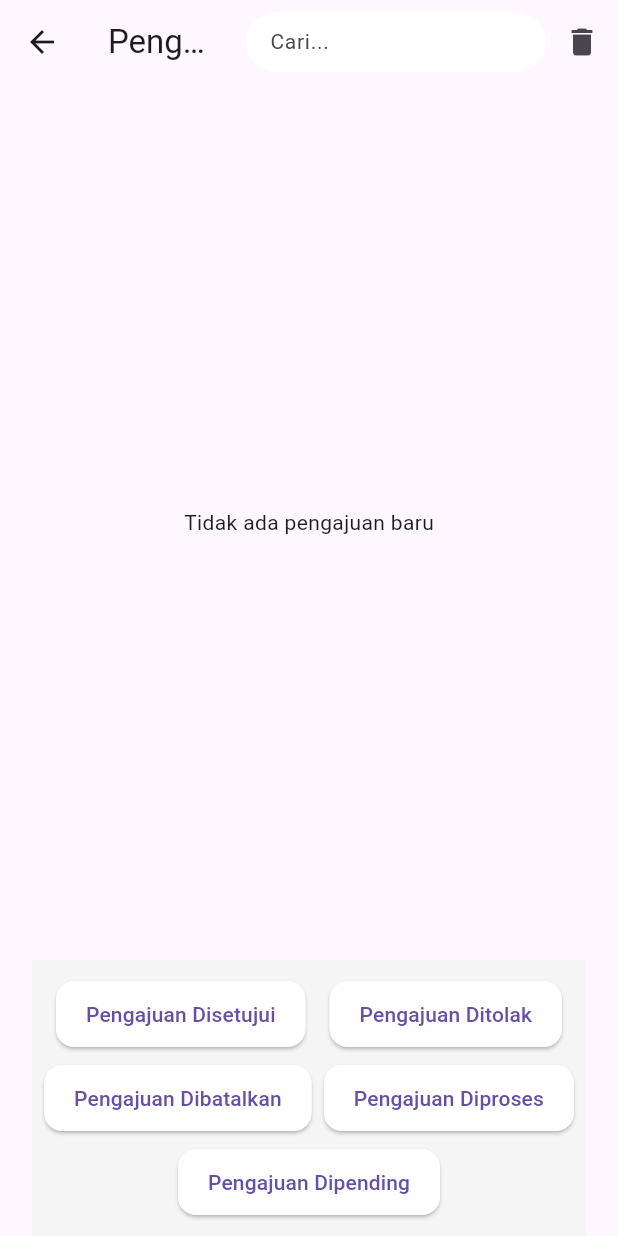
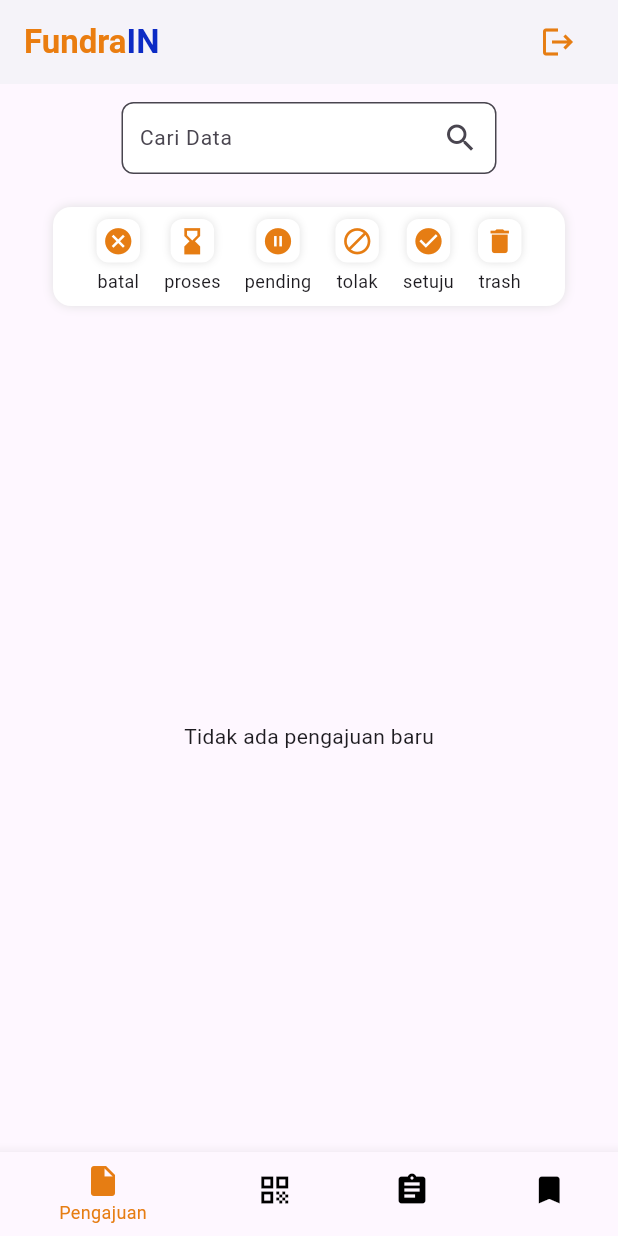
Before and after one commit to it-yudharta/capstone25-adira, a Flutter app: the screen it shows once a user with an empty profile is signed in, after a tap on "Pengajuan", on a phone screen of 412 x 824 dp. Run offline on Flutter 3.47's test engine with Material 3 defaults, Android fonts, the phone set to English and light mode, and no system bars; our stand-ins replace firebase_auth, firebase_core, firebase_database, fluttertoast, permission_handler, qr_flutter; missing offline and left inert: gal; accounts and stored records are empty.

Commit message:
update frontend screen pengajuan

```diff
--- a/lib/pengajuan_screen.dart
+++ b/lib/pengajuan_screen.dart
@@ -1,8 +1,14 @@
 import 'package:flutter/material.dart';
+import 'package:firebase_auth/firebase_auth.dart';
 import 'package:firebase_database/firebase_database.dart';
 import 'package:intl/intl.dart';
 import 'status_pengajuan_screen.dart';
 import 'trash_screen.dart';
+import 'saved_orders_screen.dart';
+import 'generate_qr_screen.dart';
+import 'pendaftaran_screen.dart';
+import 'login_screen.dart';
+import 'order_detail_screen.dart';
 
 class PengajuanScreen extends StatefulWidget {
   @override
@@ -10,6 +16,9 @@ class PengajuanScreen extends StatefulWidget {
 }
 
 class _PengajuanScreenState extends State<PengajuanScreen> {
+  final PageController _pageController = PageController();
+  int _currentPage = 0;
+
   final DatabaseReference _database = FirebaseDatabase.instance.ref().child(
     'orders',
   );
@@ -18,7 +27,7 @@ class _PengajuanScreenState extends State<PengajuanScreen> {
   List<Map<dynamic, dynamic>> _orders = [];
   List<Map<dynamic, dynamic>> _filteredOrders = [];
   String _searchQuery = '';
-  bool _isLoading = false; // ✅ Tambahkan indikator loading
+  bool _isLoading = false;
 
   final List<String> _statusList = [
     'disetujui',
@@ -35,14 +44,11 @@ class _PengajuanScreenState extends State<PengajuanScreen> {
   }
 
   void _fetchOrders() async {
-    setState(() => _isLoading = true); // ✅ Mulai loading
-
+    setState(() => _isLoading = true);
     final snapshot = await _database.get();
-
     if (snapshot.exists) {
-      final Map<dynamic, dynamic> data =
-          snapshot.value as Map<dynamic, dynamic>;
-      final List<Map<dynamic, dynamic>> loadedOrders = [];
+      final data = snapshot.value as Map<dynamic, dynamic>;
+      final loadedOrders = <Map<dynamic, dynamic>>[];
 
       data.forEach((key, value) {
         final status = value['status']?.toString().toLowerCase() ?? '';
@@ -58,13 +64,13 @@ class _PengajuanScreenState extends State<PengajuanScreen> {
       setState(() {
         _orders = loadedOrders;
         _applySearch();
-        _isLoading = false; // ✅ Selesai loading
+        _isLoading = false;
       });
     } else {
       setState(() {
         _orders = [];
         _filteredOrders = [];
-        _isLoading = false; // ✅ Selesai loading walau kosong
+        _isLoading = false;
       });
     }
   }
@@ -73,13 +79,13 @@ class _PengajuanScreenState extends State<PengajuanScreen> {
     if (_searchQuery.isEmpty) {
       _filteredOrders = List.from(_orders);
     } else {
+      final query = _searchQuery.toLowerCase();
       _filteredOrders =
           _orders.where((order) {
             final name = (order['name'] ?? '').toString().toLowerCase();
             final email = (order['email'] ?? '').toString().toLowerCase();
             final agentName =
                 (order['agentName'] ?? '').toString().toLowerCase();
-            final query = _searchQuery.toLowerCase();
             return name.contains(query) ||
                 email.contains(query) ||
                 agentName.contains(query);
@@ -88,7 +94,7 @@ class _PengajuanScreenState extends State<PengajuanScreen> {
   }
 
   String _convertTimestamp(int timestamp) {
-    DateTime dateTime = DateTime.fromMillisecondsSinceEpoch(timestamp);
+    final dateTime = DateTime.fromMillisecondsSinceEpoch(timestamp);
     return DateFormat('dd MMM yyyy').format(dateTime);
   }
 
@@ -101,7 +107,7 @@ class _PengajuanScreenState extends State<PengajuanScreen> {
     showModalBottomSheet(
       context: context,
       builder:
-          (context) => Column(
+          (_) => Column(
             mainAxisSize: MainAxisSize.min,
             children:
                 _statusList.map((status) {
@@ -138,17 +144,132 @@ class _PengajuanScreenState extends State<PengajuanScreen> {
     });
   }
 
-  @override
-  Widget build(BuildContext context) {
-    final TextStyle? baseStyle = Theme.of(context).textTheme.bodyMedium;
+  void _logout() async {
+    await FirebaseAuth.instance.signOut();
+    Navigator.of(
+      context,
+    ).pushReplacement(MaterialPageRoute(builder: (_) => LoginScreen()));
+  }
 
-    return Scaffold(
-      appBar: AppBar(
-        title: Text('Pengajuan'),
-        actions: [
+  Widget _buildOrderCard(Map order, String orderKey, TextStyle? baseStyle) {
+    return InkWell(
+      onTap: () {
+        Navigator.push(
+          context,
+          MaterialPageRoute(
+            builder:
+                (_) => OrderDetailScreen(orderData: order, orderKey: orderKey),
+          ),
+        );
+      },
+      child: Container(
+        margin: EdgeInsets.all(10),
+        padding: EdgeInsets.all(12),
+        decoration: BoxDecoration(
+          color: Colors.white,
+          borderRadius: BorderRadius.circular(8),
+          boxShadow: [
+            BoxShadow(
+              color: Colors.grey.shade300,
+              blurRadius: 4,
+              offset: Offset(0, 2),
+            ),
+          ],
+        ),
+        child: DefaultTextStyle.merge(
+          style: baseStyle,
+          child: Column(
+            crossAxisAlignment: CrossAxisAlignment.start,
+            children: [
+              Text(
+                "Agent         : ${order['agentName'] ?? '-'}",
+                style: TextStyle(fontWeight: FontWeight.bold),
+              ),
+              SizedBox(height: 4),
+              Text("Nama         : ${order['name'] ?? '-'}"),
+              Text("Alamat       : ${order['domicile'] ?? '-'}"),
+              Text("No. Telp     : ${order['phone'] ?? '-'}"),
+              Text("Pekerjaan  : ${order['job'] ?? '-'}"),
+              Text("Pengajuan : ${order['installment'] ?? '-'}"),
+              SizedBox(height: 8),
+              Text("Status        : ${order['status'] ?? 'Belum diproses'}"),
+            ],
+          ),
+        ),
+      ),
+    );
+  }
+
+  Widget _buildStatusMenu() {
+    final List<Map<String, dynamic>> statusButtons = [
+      {'label': 'batal', 'status': 'dibatalkan', 'icon': Icons.cancel},
+      {'label': 'proses', 'status': 'diproses', 'icon': Icons.hourglass_bottom},
+      {'label': 'pending', 'status': 'dipending', 'icon': Icons.pause_circle},
+      {'label': 'tolak', 'status': 'ditolak', 'icon': Icons.block},
+      {'label': 'setuju', 'status': 'disetujui', 'icon': Icons.check_circle},
+      {'label': 'trash', 'status': 'trash', 'icon': Icons.delete},
+    ];
+
+    return Container(
+      margin: EdgeInsets.symmetric(vertical: 10, horizontal: 11),
+      padding: EdgeInsets.symmetric(horizontal: 29, vertical: 8),
+      decoration: BoxDecoration(
+        color: Colors.white,
+        boxShadow: [BoxShadow(color: Colors.grey.shade300, blurRadius: 5)],
+        borderRadius: BorderRadius.circular(12),
+      ),
+      child: SingleChildScrollView(
+        scrollDirection: Axis.horizontal,
+        child: Row(
+          children: List.generate(statusButtons.length * 2 - 1, (index) {
+            if (index.isOdd) return SizedBox(width: 16);
+
+            final item = statusButtons[index ~/ 2];
+            return InkWell(
+              onTap: () {
+                if (item['status'] == 'trash') {
+                  _navigateToTrashScreen();
+                } else {
+                  _navigateToStatusScreen(item['status']);
+                }
+              },
+              child: Column(
+                mainAxisSize: MainAxisSize.min,
+                children: [
                   Container(
-            width: 200,
-            padding: EdgeInsets.symmetric(vertical: 8),
+                    padding: EdgeInsets.all(4),
+                    decoration: BoxDecoration(
+                      color: Colors.white,
+                      borderRadius: BorderRadius.circular(8),
+                      boxShadow: [
+                        BoxShadow(color: Colors.grey.shade300, blurRadius: 4),
+                      ],
+                    ),
+                    child: Icon(
+                      item['icon'],
+                      size: 21,
+                      color: Color(0xFFE67D13),
+                    ),
+                  ),
+                  SizedBox(height: 4),
+                  Text(item['label'], style: TextStyle(fontSize: 12)),
+                ],
+              ),
+            );
+          }),
+        ),
+      ),
+    );
+  }
+
+  Widget _buildMainPage() {
+    final baseStyle = Theme.of(context).textTheme.bodyMedium;
+    return Column(
+      children: [
+        Padding(
+          padding: const EdgeInsets.fromLTRB(12, 12, 12, 4),
+          child: Container(
+            width: 250,
             child: TextField(
               controller: _searchController,
               onChanged: (value) {
@@ -158,51 +279,33 @@ class _PengajuanScreenState extends State<PengajuanScreen> {
                 });
               },
               decoration: InputDecoration(
-                hintText: 'Cari...',
-                contentPadding: EdgeInsets.symmetric(
-                  horizontal: 12,
-                  vertical: 0,
-                ),
+                hintText: 'Cari Data',
+                contentPadding: EdgeInsets.symmetric(horizontal: 8),
                 border: OutlineInputBorder(
-                  borderRadius: BorderRadius.circular(30),
-                  borderSide: BorderSide.none,
+                  borderRadius: BorderRadius.circular(8),
+                  borderSide: BorderSide(color: Colors.black),
                 ),
                 fillColor: Colors.white,
                 filled: true,
-                suffixIcon:
-                    _searchQuery.isNotEmpty
-                        ? IconButton(
-                          icon: Icon(Icons.clear),
-                          onPressed: _clearSearch,
-                        )
-                        : null,
+                suffixIcon: IconButton(
+                  icon: Icon(Icons.search),
+                  onPressed: () {},
+                ),
               ),
               style: TextStyle(fontSize: 14),
             ),
           ),
-          IconButton(
-            icon: Icon(Icons.delete),
-            tooltip: "Lihat Trash",
-            onPressed: _navigateToTrashScreen,
         ),
-        ],
-      ),
-      body: Column(
-        children: [
+        SizedBox(height: 8),
+        _buildStatusMenu(),
         Expanded(
           child:
               _isLoading
-                    ? Center(
-                      child: CircularProgressIndicator(),
-                    ) // ✅ Loading saat fetch data
+                  ? Center(child: CircularProgressIndicator())
                   : _orders.isEmpty
                   ? Center(child: Text("Tidak ada pengajuan baru"))
                   : _filteredOrders.isEmpty
-                    ? Center(
-                      child: Text(
-                        "Tidak ada pengajuan yang cocok dengan pencarian ini",
-                      ),
-                    )
+                  ? Center(child: Text("Tidak ada hasil pencarian"))
                   : ListView.builder(
                     itemCount: _filteredOrders.length,
                     itemBuilder: (context, index) {
@@ -212,89 +315,107 @@ class _PengajuanScreenState extends State<PengajuanScreen> {
                     },
                   ),
         ),
-          Container(
-            color: Colors.grey.shade100,
-            padding: EdgeInsets.symmetric(vertical: 12, horizontal: 8),
-            child: Wrap(
-              alignment: WrapAlignment.spaceEvenly,
-              spacing: 8,
-              runSpacing: 8,
-              children:
-                  _statusList.map((status) {
-                    return _buildMenuButton(
-                      status[0].toUpperCase() + status.substring(1),
-                      Colors.white,
+      ],
     );
-                  }).toList(),
+  }
+
+  Widget _buildOutlinedIcon(IconData iconData, bool isSelected) {
+    return Stack(
+      alignment: Alignment.center,
+      children: [
+        Text(
+          String.fromCharCode(iconData.codePoint),
+          style: TextStyle(
+            inherit: false,
+            fontSize: 24,
+            fontFamily: iconData.fontFamily,
+            package: iconData.fontPackage,
+            foreground:
+                Paint()
+                  ..style = PaintingStyle.stroke
+                  ..strokeWidth = 1.8
+                  ..color = Colors.black,
           ),
         ),
+        Icon(
+          iconData,
+          size: 24,
+          color: isSelected ? Colors.blue : Colors.white,
+        ),
+      ],
+    );
+  }
+
+  @override
+  Widget build(BuildContext context) {
+    return Scaffold(
+      appBar: AppBar(
+        automaticallyImplyLeading: false,
+        backgroundColor: Colors.white,
+        elevation: 2,
+        title: Row(
+          children: [
+            RichText(
+              text: TextSpan(
+                style: TextStyle(fontSize: 22, fontWeight: FontWeight.bold),
+                children: [
+                  TextSpan(
+                    text: 'Fundra',
+                    style: TextStyle(color: Color(0xFFEA7D10)),
+                  ),
+                  TextSpan(
+                    text: 'IN',
+                    style: TextStyle(color: Color(0xFF0C2BC5)),
+                  ),
+                ],
+              ),
+            ),
+            Spacer(),
+            IconButton(
+              icon: Icon(Icons.logout, color: Color(0xFFE67D13)),
+              onPressed: _logout,
+            ),
+          ],
+        ),
+      ),
+
+      body: PageView(
+        controller: _pageController,
+        onPageChanged: (index) => setState(() => _currentPage = index),
+        children: [
+          _buildMainPage(),
+          GenerateQRScreen(),
+          PendaftaranScreen(),
+          SavedOrdersScreen(), // Lead
+        ],
+      ),
+      bottomNavigationBar: BottomNavigationBar(
+        currentIndex: _currentPage,
+        onTap: (index) {
+          _pageController.animateToPage(
+            index,
+            duration: Duration(milliseconds: 300),
+            curve: Curves.easeInOut,
+          );
+        },
+        backgroundColor: Colors.white,
+        selectedItemColor: Color(0xFFE67D13),
+        unselectedItemColor: Colors.black,
+        selectedLabelStyle: TextStyle(fontSize: 12, color: Color(0xFFE67D13)),
+        unselectedLabelStyle: TextStyle(fontSize: 12, color: Colors.black),
+        items: [
+          BottomNavigationBarItem(
+            icon: Icon(Icons.insert_drive_file),
+            label: 'Pengajuan',
+          ),
+          BottomNavigationBarItem(icon: Icon(Icons.qr_code), label: 'QR Code'),
+          BottomNavigationBarItem(
+            icon: Icon(Icons.assignment),
+            label: 'Pendaftaran Agent',
+          ),
+          BottomNavigationBarItem(icon: Icon(Icons.bookmark), label: 'Lead'),
         ],
       ),
     );
   }
-
-  Widget _buildMenuButton(String label, Color color) {
-    return ElevatedButton(
-      onPressed: () => _navigateToStatusScreen(label.toLowerCase()),
-      style: ElevatedButton.styleFrom(
-        backgroundColor: color,
-        padding: EdgeInsets.symmetric(horizontal: 20, vertical: 12),
-        shape: RoundedRectangleBorder(borderRadius: BorderRadius.circular(12)),
-      ),
-      child: Text('Pengajuan $label'),
-    );
 }
-
-  Widget _buildOrderCard(Map order, String orderKey, TextStyle? baseStyle) {
-    return Card(
-      margin: EdgeInsets.all(10),
-      elevation: 3,
-      child: Padding(
-        padding: const EdgeInsets.all(12.0),
-        child: ExpansionTile(
-          title: DefaultTextStyle.merge(
-            style: baseStyle,
-            child: Column(
-              crossAxisAlignment: CrossAxisAlignment.start,
-              children: [
-                Text("Nama Pengaju: ${order['name'] ?? '-'}"),
-                Text("Email Pengaju: ${order['email'] ?? '-'}"),
-                Text("No. Telepon Pengaju: ${order['phone'] ?? '-'}"),
-                Text("Nama Agent: ${order['agentName'] ?? '-'}"),
-                Text("Email Agent: ${order['agentEmail'] ?? '-'}"),
-                Text("No. Telepon Agent: ${order['agentPhone'] ?? '-'}"),
-                Text("Status: ${order['status'] ?? 'Belum diproses'}"),
-              ],
-            ),
-          ),
-          children: [
-            Padding(
-              padding: const EdgeInsets.all(8.0),
-              child: DefaultTextStyle.merge(
-                style: baseStyle,
-                child: Column(
-                  crossAxisAlignment: CrossAxisAlignment.start,
-                  children: [
-                    Text("Domisili: ${order['domicile'] ?? '-'}"),
-                    Text("Kode Pos: ${order['postalCode'] ?? '-'}"),
-                    Text("Pekerjaan: ${order['job'] ?? '-'}"),
-                    Text("Penghasilan: ${order['income'] ?? '-'}"),
-                    Text("Cicilan: ${order['installment'] ?? '-'}"),
-                    Text("Jenis Pinjaman: ${order['item'] ?? '-'}"),
-                    Text("Tanggal Pengajuan: ${order['timestamp'] ?? '-'}"),
-                    const SizedBox(height: 12),
-                    ElevatedButton.icon(
-                      onPressed: () => _showStatusSelector(orderKey),
-                      icon: Icon(Icons.edit),
-                      label: Text("Ubah Status"),
-                    ),
-                  ],
-                ),
-              ),
-            ),
-          ],
-        ),
-      ),
-    );
-  }
-}
```
Also changed, not shown: lib/order_detail_screen.dart (added, +53 -0 lines). Lines whose indentation alone changed are shown as unchanged.
